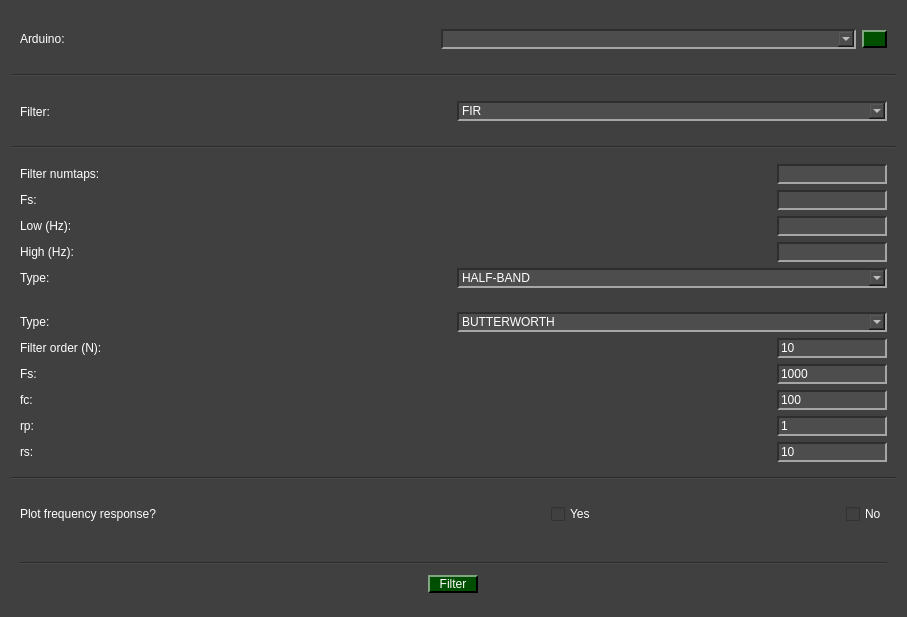
First picture: the form in pydaq/uis/PYDAQ_Digital_filterss_widget.ui, repository samirmartins/pydaq, before the edit.
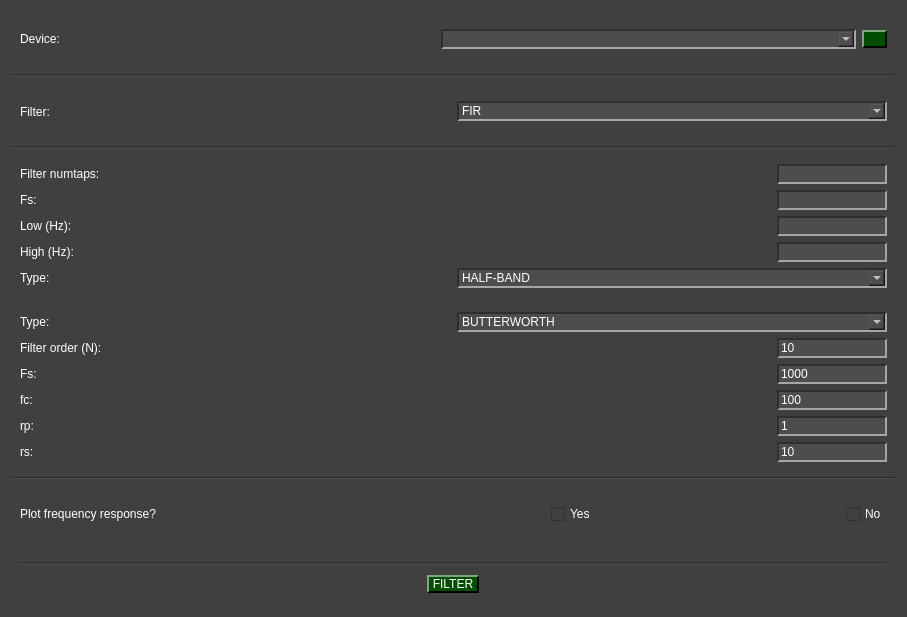
Second picture: the form after the edit. Icons and pictures are not drawn.

```diff
--- a/pydaq/uis/PYDAQ_Digital_filterss_widget.ui
+++ b/pydaq/uis/PYDAQ_Digital_filterss_widget.ui
@@ -536,7 +536,7 @@
       <item row="0" column="0">
        <widget class="QLabel" name="label_7">
         <property name="text">
-         <string>Arduino:</string>
+         <string>Device:</string>
         </property>
        </widget>
       </item>
@@ -575,7 +575,7 @@
          </size>
         </property>
         <property name="text">
-         <string>Filter</string>
+         <string> FILTER </string>
         </property>
        </widget>
       </item>
```
